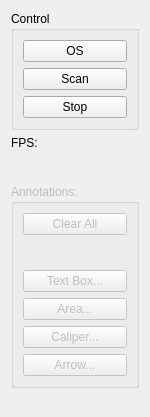
Before: the Qt Designer form bscantools.ui in siborion/siborion_american_scan, drawn with Qt 5.
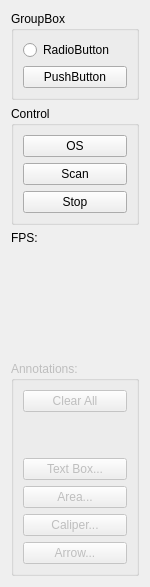
After: the same form once the commit is applied.

The edit to the form file:
```diff
--- a/bscantools.ui
+++ b/bscantools.ui
@@ -7,7 +7,7 @@
     <x>0</x>
     <y>0</y>
     <width>150</width>
-    <height>417</height>
+    <height>587</height>
    </rect>
   </property>
   <property name="minimumSize">
@@ -26,7 +26,7 @@
    <string>Form</string>
   </property>
   <layout class="QGridLayout" name="gridLayout">
-   <item row="0" column="0">
+   <item row="1" column="0">
     <layout class="QVBoxLayout" name="verticalLayout">
      <item>
       <widget class="QGroupBox" name="gbControl">
@@ -152,18 +152,28 @@
      </item>
     </layout>
    </item>
-   <item row="1" column="0">
-    <spacer name="verticalSpacer_3">
-     <property name="orientation">
-      <enum>Qt::Vertical</enum>
+   <item row="0" column="0">
+    <widget class="QGroupBox" name="groupBox">
+     <property name="title">
+      <string>GroupBox</string>
      </property>
-     <property name="sizeHint" stdset="0">
-      <size>
-       <width>20</width>
-       <height>40</height>
-      </size>
-     </property>
-    </spacer>
+     <layout class="QVBoxLayout" name="verticalLayout_4">
+      <item>
+       <widget class="QRadioButton" name="radioButton">
+        <property name="text">
+         <string>RadioButton</string>
+        </property>
+       </widget>
+      </item>
+      <item>
+       <widget class="QPushButton" name="pbTmp">
+        <property name="text">
+         <string>PushButton</string>
+        </property>
+       </widget>
+      </item>
+     </layout>
+    </widget>
    </item>
   </layout>
  </widget>
```
